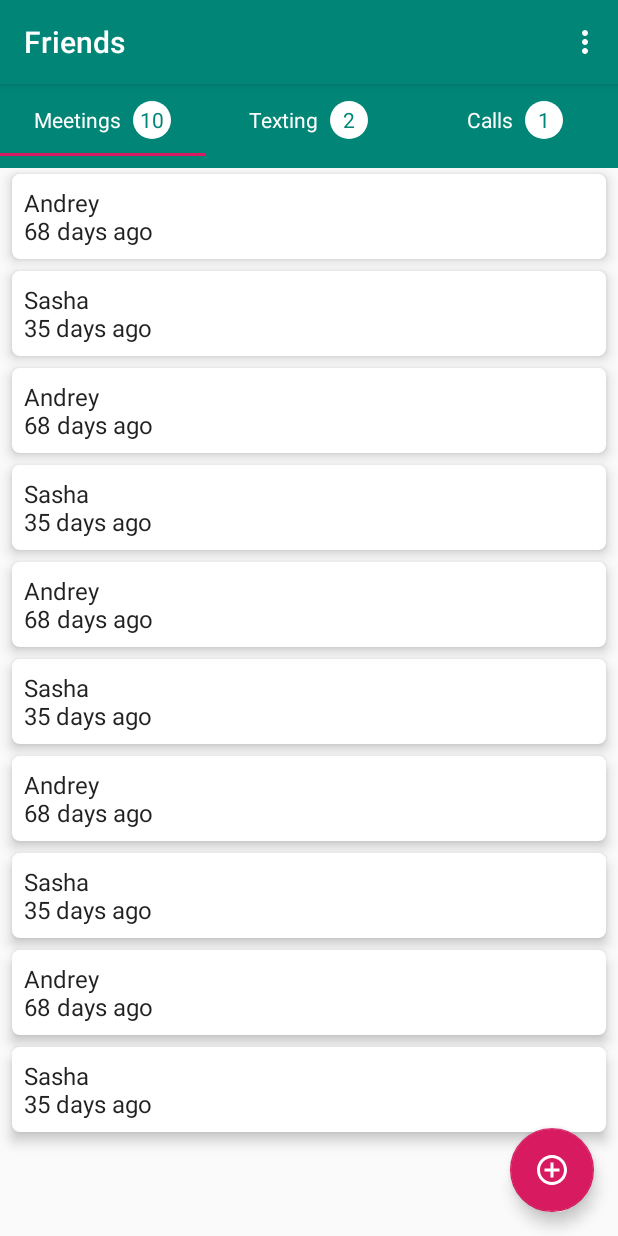
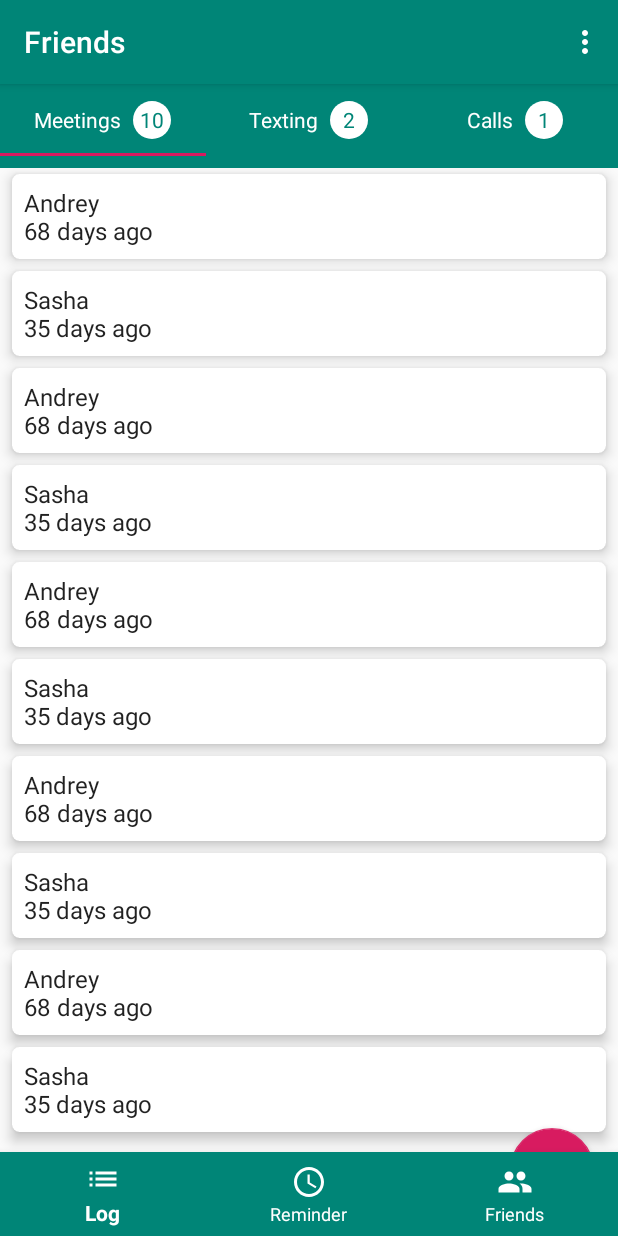
Before and after one commit to kirillsmirnov1/Friends-reminder-android, an Android app: the screen it shows after launch (MainActivity), on a phone screen of 412 x 824 dp. Run offline under Robolectric (Android 15) with nearby library versions, the light colour scheme and no system bars.

Commit message:
add bottom navigation

```diff
--- /dev/null
+++ b/app/src/main/res/drawable/ic_list_black.xml
@@ -0,0 +1,4 @@
+<vector android:height="40dp" android:viewportHeight="24.0"
+    android:viewportWidth="24.0" android:width="40dp" xmlns:android="http://schemas.android.com/apk/res/android">
+    <path android:fillColor="#FF000000" android:pathData="M3,13h2v-2L3,11v2zM3,17h2v-2L3,15v2zM3,9h2L5,7L3,7v2zM7,13h14v-2L7,11v2zM7,17h14v-2L7,15v2zM7,7v2h14L21,7L7,7z"/>
+</vector>
--- /dev/null
+++ b/app/src/main/res/drawable/ic_people_black.xml
@@ -0,0 +1,4 @@
+<vector android:height="40dp" android:viewportHeight="24.0"
+    android:viewportWidth="24.0" android:width="40dp" xmlns:android="http://schemas.android.com/apk/res/android">
+    <path android:fillColor="#FF000000" android:pathData="M16,11c1.66,0 2.99,-1.34 2.99,-3S17.66,5 16,5c-1.66,0 -3,1.34 -3,3s1.34,3 3,3zM8,11c1.66,0 2.99,-1.34 2.99,-3S9.66,5 8,5C6.34,5 5,6.34 5,8s1.34,3 3,3zM8,13c-2.33,0 -7,1.17 -7,3.5L1,19h14v-2.5c0,-2.33 -4.67,-3.5 -7,-3.5zM16,13c-0.29,0 -0.62,0.02 -0.97,0.05 1.16,0.84 1.97,1.97 1.97,3.45L17,19h6v-2.5c0,-2.33 -4.67,-3.5 -7,-3.5z"/>
+</vector>
--- /dev/null
+++ b/app/src/main/res/drawable/ic_schedule_black.xml
@@ -0,0 +1,4 @@
+<vector android:height="40dp" android:viewportHeight="24.0"
+    android:viewportWidth="24.0" android:width="40dp" xmlns:android="http://schemas.android.com/apk/res/android">
+    <path android:fillColor="#FF000000" android:pathData="M11.99,2C6.47,2 2,6.48 2,12s4.47,10 9.99,10C17.52,22 22,17.52 22,12S17.52,2 11.99,2zM12,20c-4.42,0 -8,-3.58 -8,-8s3.58,-8 8,-8 8,3.58 8,8 -3.58,8 -8,8zM12.5,7L11,7v6l5.25,3.15 0.75,-1.23 -4.5,-2.67z"/>
+</vector>
--- a/app/src/main/res/layout/activity_main.xml
+++ b/app/src/main/res/layout/activity_main.xml
@@ -58,4 +58,15 @@
             android:onClick="addMeeting"
     />
 
+    <com.google.android.material.bottomnavigation.BottomNavigationView
+            android:id="@+id/bottom_navigation"
+            android:layout_width="match_parent"
+            android:layout_height="wrap_content"
+            android:layout_gravity="bottom"
+            android:background="@color/colorPrimary"
+            app:itemIconTint="@android:color/white"
+            app:itemTextColor="@android:color/white"
+            app:menu="@menu/bottom_navigation_menu"
+            />
+
 </androidx.coordinatorlayout.widget.CoordinatorLayout>
--- /dev/null
+++ b/app/src/main/res/menu/bottom_navigation_menu.xml
@@ -0,0 +1,28 @@
+<?xml version="1.0" encoding="utf-8"?>
+<menu xmlns:android="http://schemas.android.com/apk/res/android"
+      xmlns:app="http://schemas.android.com/apk/res-auto">
+    <item
+            android:id="@+id/bottom_log"
+            android:title="@string/log"
+            android:icon="@drawable/ic_list_black"
+            app:showAsAction="always"
+            android:orderInCategory="1"
+        />
+
+    <item
+        android:id="@+id/bottom_reminder"
+        android:title="@string/reminder"
+        android:icon="@drawable/ic_schedule_black"
+        app:showAsAction="always"
+        android:orderInCategory="2"
+        />
+
+    <item
+        android:id="@+id/bottom_friends"
+        android:title="@string/friends"
+        android:icon="@drawable/ic_people_black"
+        app:showAsAction="always"
+        android:orderInCategory="3"
+        />
+
+</menu>
--- a/app/src/main/res/values/strings.xml
+++ b/app/src/main/res/values/strings.xml
@@ -17,6 +17,7 @@
     <string name="meetings">Meetings</string>
     <string name="texting">Texting</string>
     <string name="calls">Calls</string>
+    <string name="reminder">Reminder</string>
 
     <string-array name="interaction_types">
         <item>Meeting</item>
```
